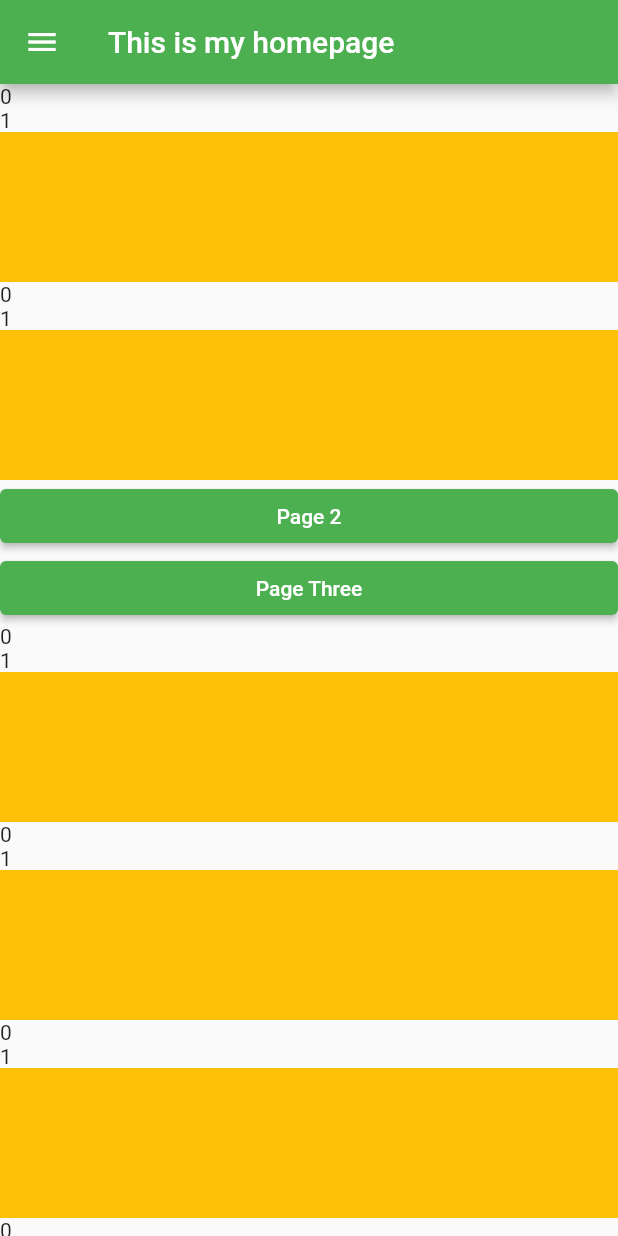
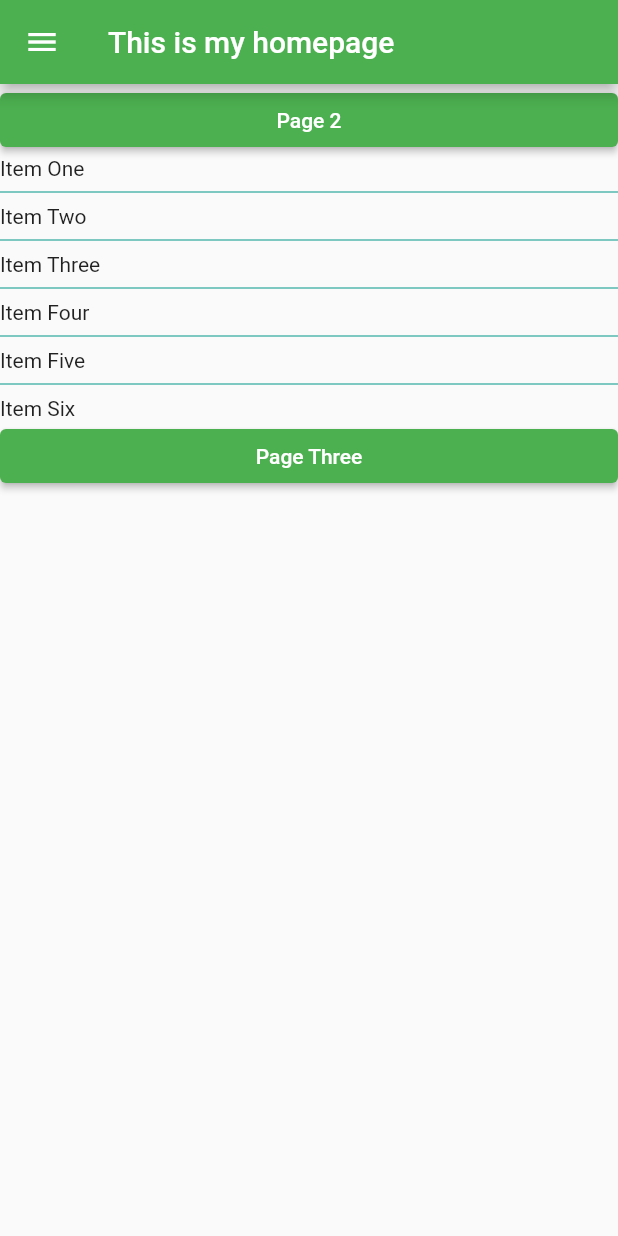
Before and after one commit to muzahidul190/first_flutter_app, a Flutter app: the screen it shows after launch, on a phone screen of 412 x 824 dp. Run offline on Flutter 3.47's test engine with Material 2 defaults, Android fonts, the phone set to English and light mode, and no system bars.

Commit message:
List View added to main page

```diff
--- a/lib/main.dart
+++ b/lib/main.dart
@@ -21,6 +21,15 @@ class MyApp extends StatelessWidget {
     );
   }
 }
+
+List<String> theList = [
+  'Item One',
+  'Item Two',
+  'Item Three',
+  'Item Four',
+  'Item Five',
+  'Item Six'
+];
 
 class MyHomePage extends StatelessWidget {
   const MyHomePage({
@@ -70,20 +79,6 @@ class MyHomePage extends StatelessWidget {
       ),
       body: ListView(
         children: [
-          const Text('0'),
-          const Text('1'),
-          Container(
-            height: 100,
-            width: 50,
-            color: Colors.amber,
-          ),
-          const Text('0'),
-          const Text('1'),
-          Container(
-            height: 100,
-            width: 50,
-            color: Colors.amber,
-          ),
           ElevatedButton(
             child: const Text('Page 2'),
             onPressed: () {
@@ -91,57 +86,20 @@ class MyHomePage extends StatelessWidget {
                   MaterialPageRoute(builder: (context) => const MyHomePage2()));
             },
           ),
-          ElevatedButton(onPressed: (){
-            Navigator.push(context, MaterialPageRoute(builder: (context) => const pageThree()));
-          }, child: const Text('Page Three')),
-          const Text('0'),
-          const Text('1'),
-          Container(
-            height: 100,
-            width: 50,
-            color: Colors.amber,
+          ListView.separated(
+            scrollDirection: Axis.vertical,
+            shrinkWrap: true,
+            itemBuilder: (context, index) => Text(theList[index]),
+            separatorBuilder: (context, index) => const Divider(
+              color: Colors.teal,
+            ),
+            itemCount: theList.length,
           ),
-          const Text('0'),
-          const Text('1'),
-          Container(
-            height: 100,
-            width: 50,
-            color: Colors.amber,
-          ),
-          const Text('0'),
-          const Text('1'),
-          Container(
-            height: 100,
-            width: 50,
-            color: Colors.amber,
-          ),
-          const Text('0'),
-          const Text('1'),
-          Container(
-            height: 100,
-            width: 50,
-            color: Colors.amber,
-          ),
-          const Text('0'),
-          const Text('1'),
-          Container(
-            height: 100,
-            width: 50,
-            color: Colors.amber,
-          ),
-          const Text('0'),
-          const Text('1'),
-          Container(
-            height: 100,
-            width: 50,
-            color: Colors.amber,
-          ),
-          const Text('0'),
-          const Text('1'),
-          Container(
-            height: 100,
-            width: 50,
-            color: Colors.amber,
+          ElevatedButton(
+              onPressed: (){
+                Navigator.push(context, MaterialPageRoute(builder: (context) => const pageThree()));
+              },
+              child: const Text('Page Three')
           ),
         ],
       ),
```
